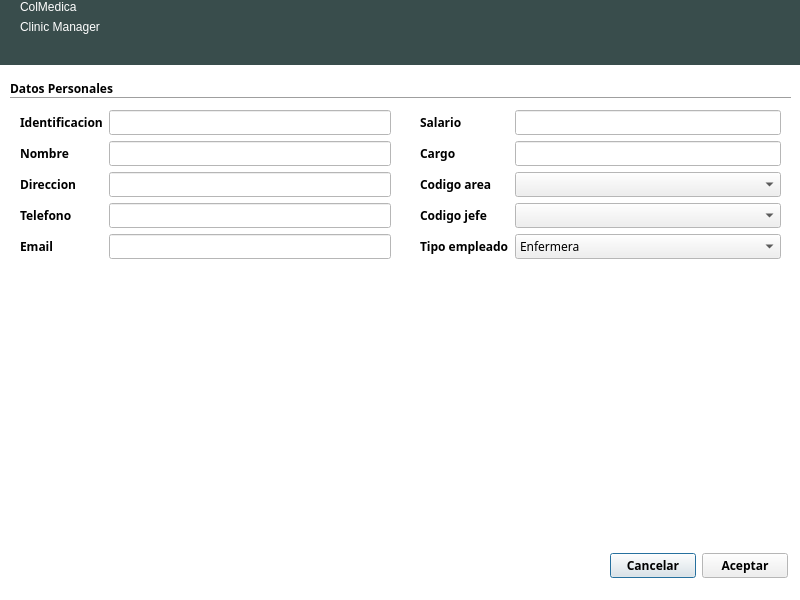
BryanTabarez/ProyectoBD, file gui/administrador/uis/DialogNuevoEmpleado.ui: the form before one commit.
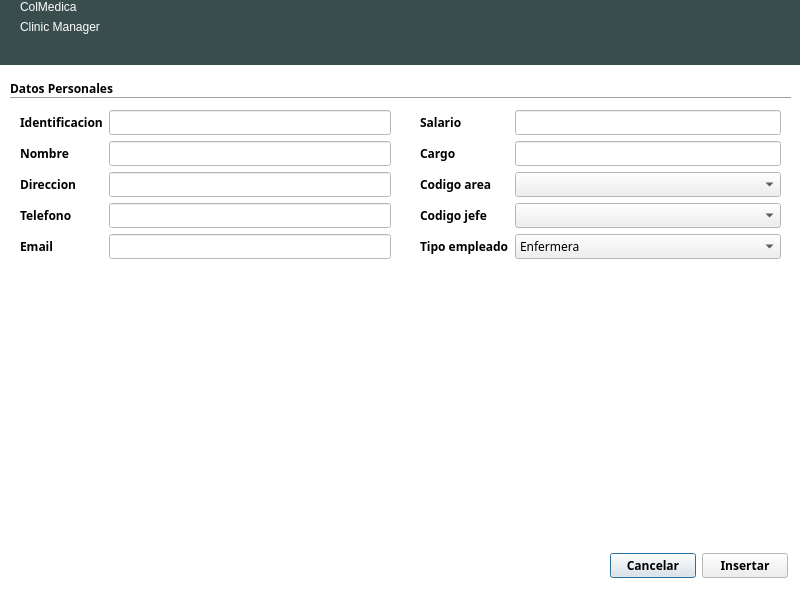
The form after the commit.

The edit to the form file:
```diff
--- a/gui/administrador/uis/DialogNuevoEmpleado.ui
+++ b/gui/administrador/uis/DialogNuevoEmpleado.ui
@@ -192,7 +192,7 @@
       <x>20</x>
       <y>0</y>
       <width>162</width>
-      <height>61</height>
+      <height>62</height>
      </rect>
     </property>
     <layout class="QFormLayout" name="formLayout_5">
@@ -256,7 +256,7 @@
      <item>
       <widget class="QPushButton" name="pushButtonAceptar">
        <property name="text">
-        <string>Aceptar</string>
+        <string>Insertar</string>
        </property>
       </widget>
      </item>
```
Left out of the diff: 2 changed lines with no effect on the pictures.
